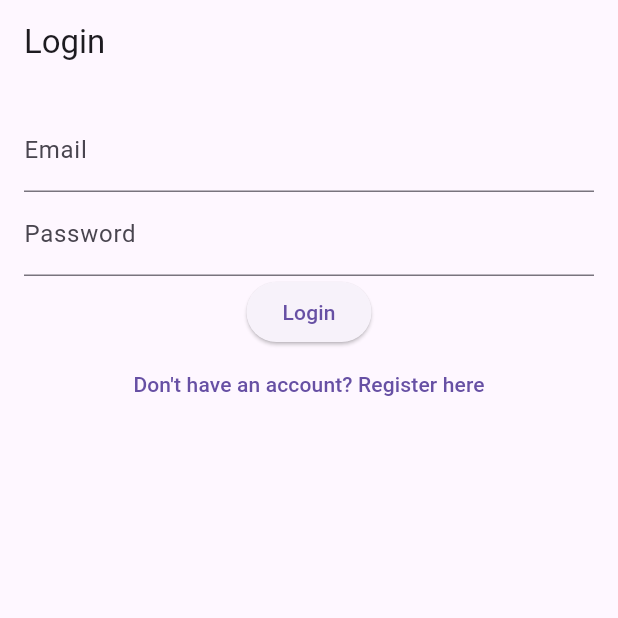
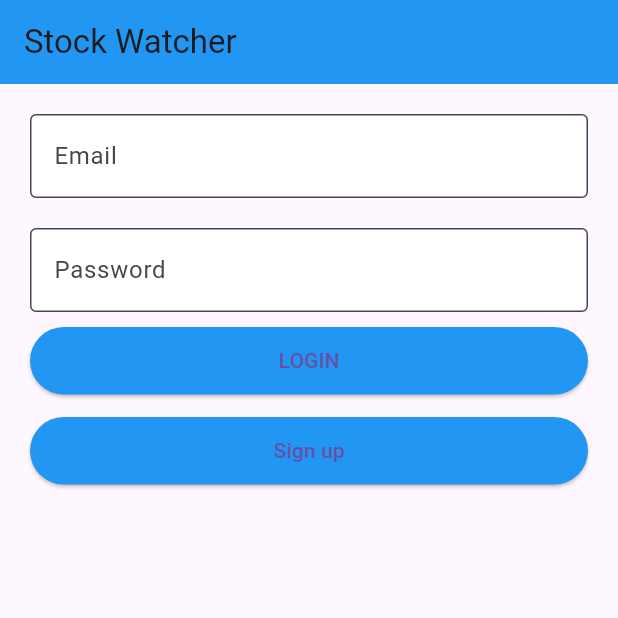
Before and after one commit to rasmey129/stockapp, a Flutter app: the screen it shows after launch, on a phone screen of 412 x 824 dp, the top half of it. Run offline on Flutter 3.47's test engine with Material 3 defaults, Android fonts, the phone set to English and light mode, and no system bars; our stand-ins replace cloud_firestore, firebase_auth, firebase_core, fl_chart, shared_preferences; accounts and stored records are empty.

Commit message:
ui for login/signup page

```diff
--- a/lib/homescreen.dart
+++ b/lib/homescreen.dart
@@ -40,7 +40,6 @@ class _HomePageState extends State<HomePage> {
   @override
   Widget build(BuildContext context) {
     return Scaffold(
-      appBar: AppBar(title: Text('Stock Tracker')),
       body: _pages[_selectedIndex],
       bottomNavigationBar: BottomNavigationBar(
         items: const <BottomNavigationBarItem>[
--- a/lib/login.dart
+++ b/lib/login.dart
@@ -35,16 +35,25 @@ class LoginPage extends StatelessWidget {
   @override
   Widget build(BuildContext context) {
     return Scaffold(
-      appBar: AppBar(title: Text('Login')),
+      appBar: AppBar(
+        title: Text('Stock Watcher'),
+        backgroundColor: Colors.blue,
+        elevation: 0,
+      ),
       body: Padding(
-        padding: const EdgeInsets.all(16.0),
+        padding: const EdgeInsets.all(20.0),
         child: Form(
           key: _formKey,
           child: Column(
             children: [
               TextFormField(
                 controller: _emailController,
-                decoration: InputDecoration(labelText: 'Email'),
+                decoration: InputDecoration(
+                  labelText: 'Email',
+                  border: OutlineInputBorder(),
+                  fillColor: Colors.white,
+                  filled: true,
+                ),
                 keyboardType: TextInputType.emailAddress,
                 validator: (value) {
                   if (value == null || value.isEmpty) {
@@ -57,9 +66,15 @@ class LoginPage extends StatelessWidget {
                   return null;
                 },
               ),
+              SizedBox(height: 20),
               TextFormField(
                 controller: _passwordController,
-                decoration: InputDecoration(labelText: 'Password'),
+                decoration: InputDecoration(
+                  labelText: 'Password',
+                  border: OutlineInputBorder(),
+                  fillColor: Colors.white,
+                  filled: true,
+                ),
                 obscureText: true,
                 validator: (value) {
                   if (value == null || value.isEmpty) {
@@ -68,18 +83,34 @@ class LoginPage extends StatelessWidget {
                   return null;
                 },
               ),
-              ElevatedButton(
+              SizedBox(height: 10),
+              SizedBox(
+                width: double.infinity,
+                height: 45,
+                child: ElevatedButton(
                   onPressed: () => _login(context),
-                child: Text('Login'),
+                  style: ElevatedButton.styleFrom(
+                    backgroundColor: Colors.blue,
                   ),
-              TextButton(
+                  child: Text('LOGIN'),
+                ),
+              ),
+              SizedBox(height: 15),
+              SizedBox(
+                width: double.infinity,
+                height: 45,
+                child: ElevatedButton(
                   onPressed: () {
                     Navigator.push(
                       context,
                       MaterialPageRoute(builder: (context) => RegisterPage()),
                     );
                   },
-                child: Text('Don\'t have an account? Register here'),
+                  style: ElevatedButton.styleFrom(
+                    backgroundColor: Colors.blue,
+                  ),
+                  child: Text('Sign up'),
+                ),
               ),
             ],
           ),
--- a/pubspec.yaml
+++ b/pubspec.yaml
@@ -41,6 +41,7 @@ dependencies:
   http: ^1.2.2
   shared_preferences: ^2.3.3
   fl_chart: ^0.69.2
+  intl: ^0.20.1
 
 dev_dependencies:
   flutter_test:
```
Also changed, not shown: lib/market.dart (+56 -15 lines), lib/newsfeed.dart (+70 -10 lines), lib/watchlist.dart (+43 -77 lines), pubspec.lock. Lines whose indentation alone changed are shown as unchanged.
